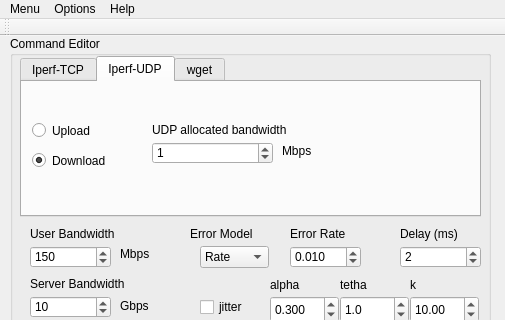
Above: kupa-gui-2/kupagui.ui from anetaaneta/kupakupa before the change; both pictures show x 0 to 505 and y 0 to 320 of the 505 by 620 pixel window. Below: the same form after it.
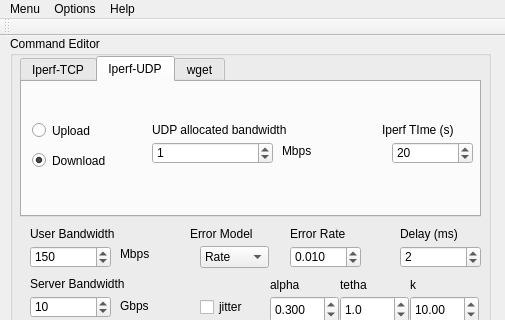
That is the form after the change. The open tabs and pages were chosen to show the change.

Diff of the .ui file:
```diff
--- a/kupa-gui-2/kupagui.ui
+++ b/kupa-gui-2/kupagui.ui
@@ -364,6 +364,38 @@
         <string>Mbps</string>
        </property>
       </widget>
+      <widget class="QSpinBox" name="iperf_time_2">
+       <property name="geometry">
+        <rect>
+         <x>370</x>
+         <y>60</y>
+         <width>81</width>
+         <height>22</height>
+        </rect>
+       </property>
+       <property name="whatsThis">
+        <string>&lt;html&gt;&lt;head/&gt;&lt;body&gt;&lt;p&gt;time to do iperf. simulation will add 10 more seconds&lt;/p&gt;&lt;/body&gt;&lt;/html&gt;</string>
+       </property>
+       <property name="maximum">
+        <number>9999</number>
+       </property>
+       <property name="value">
+        <number>20</number>
+       </property>
+      </widget>
+      <widget class="QLabel" name="label_23">
+       <property name="geometry">
+        <rect>
+         <x>360</x>
+         <y>40</y>
+         <width>91</width>
+         <height>16</height>
+        </rect>
+       </property>
+       <property name="text">
+        <string>Iperf TIme (s)</string>
+       </property>
+      </widget>
      </widget>
      <widget class="QWidget" name="wget">
       <attribute name="title">
@@ -391,22 +423,6 @@
         <number>27</number>
        </property>
       </widget>
-      <widget class="QSpinBox" name="iperf_time_2">
-       <property name="geometry">
-        <rect>
-         <x>360</x>
-         <y>40</y>
-         <width>81</width>
-         <height>22</height>
-        </rect>
-       </property>
-       <property name="maximum">
-        <number>9999</number>
-       </property>
-       <property name="value">
-        <number>20</number>
-       </property>
-      </widget>
       <widget class="QLineEdit" name="tcp_mem_server_2">
        <property name="geometry">
         <rect>
```
Left out of the diff: 15 changed lines with no effect on the pictures.
